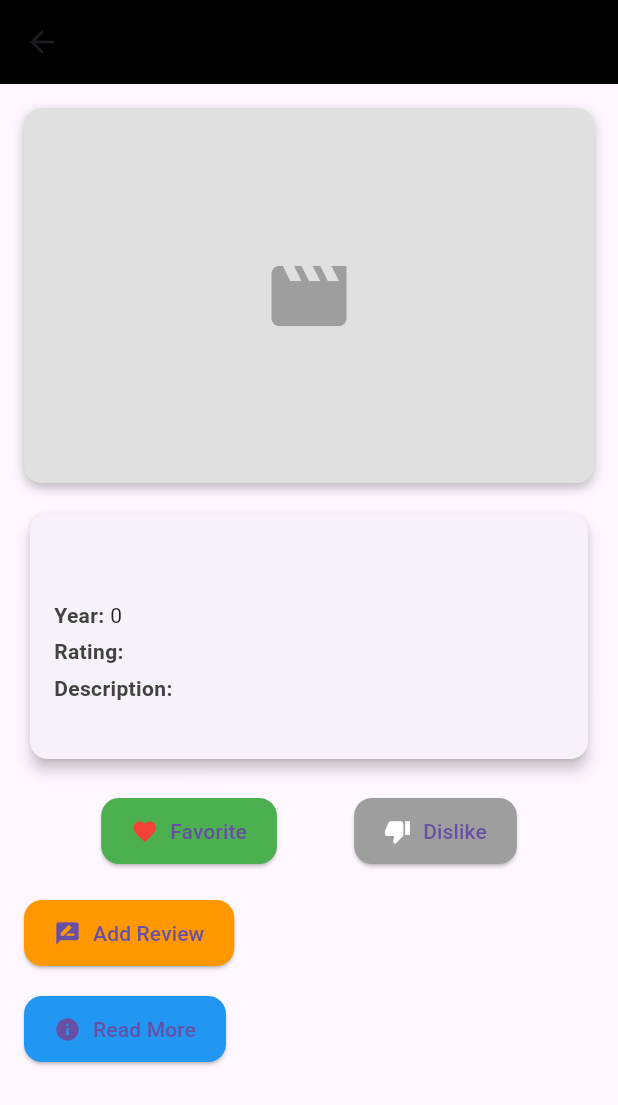
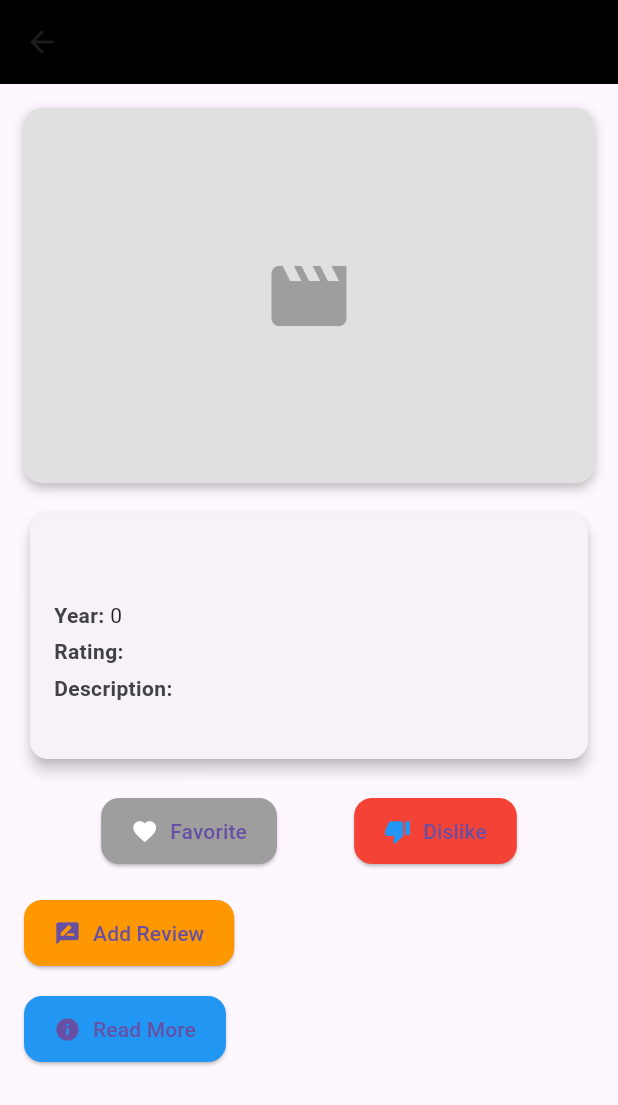
Before and after one commit to andifathir/ElMovie, a Flutter app: the MovieDetailView screen opened directly with empty values, after a tap on "Favorite", on a phone screen of 412 x 824 dp. Shown: the top 1105 px of the screen. Run offline on Flutter 3.47's test engine with Material 3 defaults, Android fonts, the light colour scheme and no system bars; our stand-ins replace another_flutter_splash_screen, audioplayers, cloud_firestore, connectivity_plus, firebase_auth, firebase_core and 11 more; accounts and stored records are empty; network calls fail.

Commit message:
selesai logika (harusnya)

```diff
--- a/lib/app/modules/movie_detail/controllers/movie_detail_controller.dart
+++ b/lib/app/modules/movie_detail/controllers/movie_detail_controller.dart
@@ -2,14 +2,24 @@ import 'package:cloud_firestore/cloud_firestore.dart';
 import 'package:firebase_auth/firebase_auth.dart';
 import 'package:get/get.dart';
 import 'package:webview_flutter/webview_flutter.dart';
+import 'package:flutter/material.dart';
+import 'package:ElMovie/app/data/models/movie.dart';
+import 'package:ElMovie/app/routes/app_pages.dart';
 
 class MovieDetailController extends GetxController {
   final FirebaseFirestore firestore = FirebaseFirestore.instance;
   final FirebaseAuth auth = FirebaseAuth.instance;
 
-  /// Check if a movie is marked as favorite or dislike
   RxBool isFavorite = false.obs;
   RxBool isDisliked = false.obs;
+
+  @override
+  void onInit() {
+    super.onInit();
+    final movie =
+        Get.arguments as Movie; // Assuming Movie is passed as argument
+    loadMovieStatus(movie.id);
+  }
 
   WebViewController webViewController(String uri) {
     return WebViewController()
@@ -17,7 +27,6 @@ class MovieDetailController extends GetxController {
       ..loadRequest(Uri.parse(uri));
   }
 
-  /// Toggle favorite status
   Future<void> toggleFavorite(String movieId, String movieName) async {
     final uid = auth.currentUser?.uid;
     if (uid == null) {
@@ -43,7 +52,7 @@ class MovieDetailController extends GetxController {
           .doc(movieId)
           .set({
         'movieId': movieId,
-        'movieName': movieName, // Storing the movie name
+        'movieName': movieName,
       });
       await firestore
           .collection('users')
@@ -56,7 +65,6 @@ class MovieDetailController extends GetxController {
     }
   }
 
-  /// Toggle dislike status
   Future<void> toggleDislike(String movieId, String movieName) async {
     final uid = auth.currentUser?.uid;
     if (uid == null) {
@@ -82,7 +90,7 @@ class MovieDetailController extends GetxController {
           .doc(movieId)
           .set({
         'movieId': movieId,
-        'movieName': movieName, // Storing the movie name
+        'movieName': movieName,
       });
       await firestore
           .collection('users')
@@ -95,7 +103,6 @@ class MovieDetailController extends GetxController {
     }
   }
 
-  /// Load initial favorite/dislike status
   Future<void> loadMovieStatus(String movieId) async {
     final uid = auth.currentUser?.uid;
     if (uid == null) {
@@ -120,3 +127,230 @@ class MovieDetailController extends GetxController {
     isDisliked.value = dislikeDoc.exists;
   }
 }
+
+class MovieDetailView extends GetView<MovieDetailController> {
+  final Movie movie;
+
+  const MovieDetailView({Key? key, required this.movie}) : super(key: key);
+
+  @override
+  Widget build(BuildContext context) {
+    final MovieDetailController controller = Get.put(
+      MovieDetailController(),
+      tag: movie
+          .id, // Use a tag to differentiate controllers for different movies
+    );
+
+    return Scaffold(
+      appBar: AppBar(
+        title: Text(
+          movie.title,
+          style: TextStyle(color: Colors.white),
+        ),
+        backgroundColor: Colors.black,
+        elevation: 0,
+      ),
+      body: SingleChildScrollView(
+        child: Padding(
+          padding: const EdgeInsets.all(16.0),
+          child: Column(
+            crossAxisAlignment: CrossAxisAlignment.start,
+            children: [
+              Container(
+                decoration: BoxDecoration(
+                  borderRadius: BorderRadius.circular(12),
+                  boxShadow: [
+                    BoxShadow(
+                      color: Colors.black26,
+                      blurRadius: 6,
+                      offset: Offset(0, 3),
+                    ),
+                  ],
+                ),
+                child: ClipRRect(
+                  borderRadius: BorderRadius.circular(12),
+                  child: movie.thumbnail.isNotEmpty
+                      ? Image.network(
+                          movie.thumbnail,
+                          height: 250,
+                          width: double.infinity,
+                          fit: BoxFit.cover,
+                        )
+                      : Container(
+                          height: 250,
+                          width: double.infinity,
+                          color: Colors.grey[300],
+                          child:
+                              Icon(Icons.movie, size: 60, color: Colors.grey),
+                        ),
+                ),
+              ),
+              SizedBox(height: 16),
+              Card(
+                shape: RoundedRectangleBorder(
+                  borderRadius: BorderRadius.circular(12),
+                ),
+                elevation: 4,
+                child: Padding(
+                  padding: const EdgeInsets.all(16.0),
+                  child: Column(
+                    crossAxisAlignment: CrossAxisAlignment.start,
+                    children: [
+                      Text(
+                        movie.title,
+                        style: TextStyle(
+                          fontSize: 24,
+                          fontWeight: FontWeight.bold,
+                          color: Colors.black,
+                        ),
+                      ),
+                      SizedBox(height: 8),
+                      Row(
+                        children: [
+                          Text(
+                            'Year: ',
+                            style: TextStyle(
+                              fontWeight: FontWeight.bold,
+                              color: Colors.grey[800],
+                            ),
+                          ),
+                          Text(
+                            '${movie.year}',
+                            style: TextStyle(color: Colors.black87),
+                          ),
+                        ],
+                      ),
+                      SizedBox(height: 4),
+                      Row(
+                        children: [
+                          Text(
+                            'Rating: ',
+                            style: TextStyle(
+                              fontWeight: FontWeight.bold,
+                              color: Colors.grey[800],
+                            ),
+                          ),
+                          Text(
+                            '${movie.rating}',
+                            style: TextStyle(color: Colors.black87),
+                          ),
+                        ],
+                      ),
+                      SizedBox(height: 4),
+                      Text(
+                        'Description:',
+                        style: TextStyle(
+                          fontWeight: FontWeight.bold,
+                          color: Colors.grey[800],
+                        ),
+                      ),
+                      Text(
+                        movie.description,
+                        style: TextStyle(color: Colors.black87),
+                      ),
+                    ],
+                  ),
+                ),
+              ),
+              SizedBox(height: 20),
+              Row(
+                mainAxisAlignment: MainAxisAlignment.spaceEvenly,
+                children: [
+                  Obx(() => ElevatedButton.icon(
+                        onPressed: () => controller.toggleFavorite(
+                          movie.id,
+                          movie.title,
+                        ),
+                        icon: Icon(
+                          Icons.favorite,
+                          color: controller.isFavorite.value
+                              ? Colors.red
+                              : Colors.white,
+                        ),
+                        label: Text('Favorite'),
+                        style: ElevatedButton.styleFrom(
+                          backgroundColor: controller.isFavorite.value
+                              ? Colors.green
+                              : Colors.grey,
+                          shape: RoundedRectangleBorder(
+                            borderRadius: BorderRadius.circular(12),
+                          ),
+                          padding: EdgeInsets.symmetric(
+                            horizontal: 20,
+                            vertical: 12,
+                          ),
+                        ),
+                      )),
+                  Obx(() => ElevatedButton.icon(
+                        onPressed: () => controller.toggleDislike(
+                          movie.id,
+                          movie.title,
+                        ),
+                        icon: Icon(
+                          Icons.thumb_down,
+                          color: controller.isDisliked.value
+                              ? Colors.blue
+                              : Colors.white,
+                        ),
+                        label: Text('Dislike'),
+                        style: ElevatedButton.styleFrom(
+                          backgroundColor: controller.isDisliked.value
+                              ? Colors.red
+                              : Colors.grey,
+                          shape: RoundedRectangleBorder(
+                            borderRadius: BorderRadius.circular(12),
+                          ),
+                          padding: EdgeInsets.symmetric(
+                            horizontal: 20,
+                            vertical: 12,
+                          ),
+                        ),
+                      )),
+                ],
+              ),
+              SizedBox(height: 20),
+              ElevatedButton.icon(
+                onPressed: () {
+                  Get.toNamed(Routes.REVIEW, arguments: movie);
+                },
+                icon: Icon(Icons.rate_review),
+                label: Text('Add Review'),
+                style: ElevatedButton.styleFrom(
+                  backgroundColor: Colors.orange,
+                  shape: RoundedRectangleBorder(
+                    borderRadius: BorderRadius.circular(12),
+                  ),
+                  padding: EdgeInsets.symmetric(
+                    horizontal: 20,
+                    vertical: 12,
+                  ),
+                ),
+              ),
+              SizedBox(height: 16),
+              ElevatedButton.icon(
+                onPressed: () {
+                  Get.toNamed(
+                    Routes.MOVIE_DETAILS_WEBVIEW,
+                    arguments: movie,
+                  );
+                },
+                icon: Icon(Icons.info),
+                label: Text('Read More'),
+                style: ElevatedButton.styleFrom(
+                  backgroundColor: Colors.blue,
+                  shape: RoundedRectangleBorder(
+                    borderRadius: BorderRadius.circular(12),
+                  ),
+                  padding: EdgeInsets.symmetric(
+                    horizontal: 20,
+                    vertical: 12,
+                  ),
+                ),
+              ),
+            ],
+          ),
+        ),
+      ),
+    );
+  }
+}
--- a/lib/app/modules/profile/views/profile_view.dart
+++ b/lib/app/modules/profile/views/profile_view.dart
@@ -132,7 +132,7 @@ class ProfileView extends GetView<ProfileController> {
                   const SizedBox(height: 10),
                   _buildActionButton('Disliked Movies', () {
                     Get.toNamed(
-                        '/disliked_movies'); // Navigate to the Disliked Movies page
+                        '/dislike'); // Navigate to the Disliked Movies page
                   }),
                   const SizedBox(height: 30),
                   Center(
```
